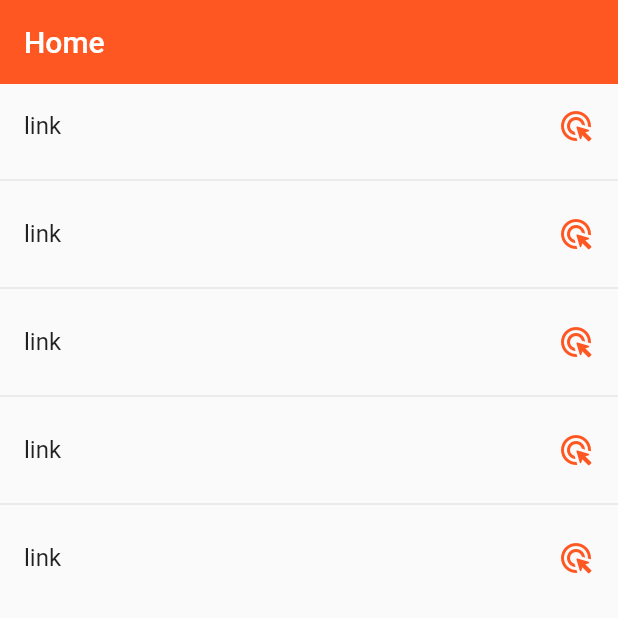
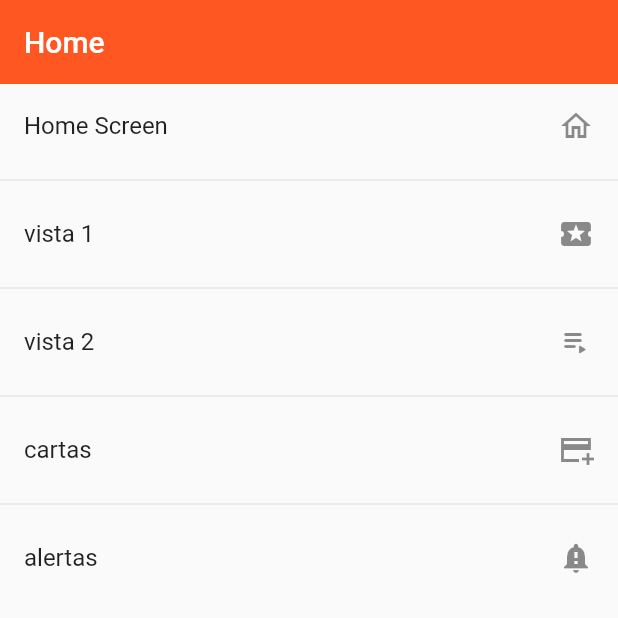
Before and after one commit to BrandoAngulo/Flutter, a Flutter app: the screen it shows after launch, on a phone screen of 412 x 824 dp, the top half of it. Run offline on Flutter 3.47's test engine with Material 2 defaults, Android fonts, the phone set to English and light mode, and no system bars.

Commit message:
se realizo performance del menu y en el appRoutes se realizo un list que seteaba el name la ruta el icono y la pantalla a mostrar, tambien se puso el tema global para las propiedades

```diff
--- a/project_app_1/lib/main.dart
+++ b/project_app_1/lib/main.dart
@@ -14,8 +14,20 @@ class MyApp extends StatelessWidget {
         //se independiza initialRoute a app_routes
         initialRoute: AppRoutes.initialRoute,
         //se independiza routes a app_routes
-        routes: AppRoutes.routes,
+        routes: AppRoutes.getAppRoutes(),
         //se llama el ongenerate de app_routes que se independizo
-        onGenerateRoute: AppRoutes.onGenerateRote);
+        onGenerateRoute: AppRoutes.onGenerateRote,
+        //tema global o color global
+        theme: ThemeData.light().copyWith(
+          //color primario
+          primaryColor: Colors.deepOrange,
+
+          //tema del appBar
+          appBarTheme:
+          const AppBarTheme(
+            color: Colors.deepOrange,
+            elevation: 0),
+        ),
+      );
   }
 }
--- a/project_app_1/lib/models/menu_option.dart
+++ b/project_app_1/lib/models/menu_option.dart
@@ -10,7 +10,8 @@ class MenuOption {
 
   MenuOption(
       //Se pone required y entre {} para darle la flexibilidad al usuario que ponga cualquier campo
-      {required this.route,
+      {
+      required this.route,
       required this.icon,
       required this.name,
       required this.screen});
--- a/project_app_1/lib/router/app_routes.dart
+++ b/project_app_1/lib/router/app_routes.dart
@@ -3,42 +3,34 @@ import 'package:project_app_1/models/menu_option.dart';
 import 'package:project_app_1/screens/screens.dart';
 
 class AppRoutes {
+  static const initialRoute = 'home';
+
   static final menuOption = <MenuOption>[
-    MenuOption(
-        route: 'home',
-        icon: Icons.home_outlined,
-        name: 'Home Screen',
-        screen: const HomeScreen()),
-    MenuOption(
-        route: 'listView1',
-        icon: Icons.local_play,
-        name: 'vista 1',
-        screen: const ListView1Screen()),
-    MenuOption(
-        route: 'listView12',
-        icon: Icons.playlist_play_rounded,
-        name: 'vista 2',
-        screen: const ListView2Screen()),
-    MenuOption(
-        route: 'cards',
-        icon: Icons.home_outlined,
-        name: 'Home Screen',
-        screen: const CardScreen()),
-    MenuOption(
-        route: 'alerts',
-        icon: Icons.home_outlined,
-        name: 'Home Screen',
-        screen: const AlertScreen()),
+    MenuOption(route: 'home',icon: Icons.home_outlined,name: 'Home Screen',screen: const HomeScreen()),
+    MenuOption(route: 'listView1',icon: Icons.local_play,name: 'vista 1',screen: const ListView1Screen()),
+    MenuOption(route: 'listView2',icon: Icons.playlist_play_rounded,name: 'vista 2',screen: const ListView2Screen()),
+    MenuOption(route: 'cards',icon: Icons.add_card_sharp,name: 'cartas',screen: const CardScreen()),
+    MenuOption(route: 'alerts',icon: Icons.notification_important,name: 'alertas',screen: const AlertScreen()),
   ];
 
-  static const initialRoute = 'home';
+  static Map<String, Widget Function(BuildContext)> getAppRoutes() {
+    Map<String, Widget Function(BuildContext)> appRoutes = {};
+
+    for (final option in menuOption) {
+      appRoutes.addAll({option.route: (BuildContext context) => option.screen});
+    }
+
+    return appRoutes;
+  }
+
+/*
   static Map<String, Widget Function(BuildContext)> routes = {
     'home': (BuildContext context) => const HomeScreen(),
     'listView1': (BuildContext context) => const ListView1Screen(),
     'listView2': (BuildContext context) => const ListView2Screen(),
     'cards': (BuildContext context) => const CardScreen(),
     'alerts': (BuildContext context) => const AlertScreen(),
-  };
+  }; */
 
 //la funcion ongenerate nos pone una ruta opcional cuando no existe dicha ruta
   static Route<dynamic> onGenerateRote(RouteSettings settings) {
--- a/project_app_1/lib/screens/home.dart
+++ b/project_app_1/lib/screens/home.dart
@@ -1,28 +1,25 @@
 import 'package:flutter/material.dart';
+import 'package:project_app_1/router/app_routes.dart';
 
 class HomeScreen extends StatelessWidget {
   const HomeScreen({Key? key}) : super(key: key);
 
   @override
   Widget build(BuildContext context) {
+    final menuRoutes = AppRoutes.menuOption;
     return Scaffold(
       appBar: AppBar(
         title: const Text('Home'),
-        elevation: 0,
-        backgroundColor: Colors.deepOrange,
       ),
       body: ListView.separated(
-        itemCount: 5,
+        itemCount: menuRoutes.length,
         separatorBuilder: (_, __) => const Divider(),
         itemBuilder: (context, index) => ListTile(
-          title: const Text('link'),
-          trailing: const Icon(
-            Icons.ads_click_rounded,
-            color: Colors.deepOrange,
-          ),
+          title: Text(menuRoutes[index].name),
+          trailing: Icon(menuRoutes[index].icon,),
           onTap: () {
             //para navegar a la otra vista es el context y el nombre de la ruta que asignamos en el main
-            Navigator.pushNamed(context, 'listView2');
+            Navigator.pushNamed(context, menuRoutes[index].route);
           },
         ),
       ),
--- a/project_app_1/lib/screens/listview1_screen.dart
+++ b/project_app_1/lib/screens/listview1_screen.dart
@@ -9,7 +9,6 @@ class ListView1Screen extends StatelessWidget {
     return Scaffold(
         appBar: AppBar(
           title: const Text('ListView Tipo 1'),
-          elevation: 10,
         ),
         body: ListView(
           children: [
@@ -18,7 +17,7 @@ class ListView1Screen extends StatelessWidget {
                 .map((game) => ListTile(
                       title: Text(game),
                       trailing: const Icon(
-                          Icons.arrow_circle_right_sharp), //agrega un icono
+                          Icons.arrow_circle_right_outlined), //agrega un icono
                     ))
                 .toList(), //convierte a una lista de string
           ],
--- a/project_app_1/lib/screens/listview2_screen.dart
+++ b/project_app_1/lib/screens/listview2_screen.dart
@@ -3,15 +3,12 @@ import 'package:flutter/material.dart';
 class ListView2Screen extends StatelessWidget {
   const ListView2Screen({Key? key}) : super(key: key);
   final options = const ['Zelda', 'Super Smash Bros', 'Bond 007'];
-  static const color = Colors.deepOrange;
 
   @override
   Widget build(BuildContext context) {
     return Scaffold(
         appBar: AppBar(
           title: const Text('ListView Tipo 2'),
-          elevation: 0,
-          backgroundColor: color,
         ),
         body: ListView.separated(
           itemCount: options.length, //tamaño del array
@@ -20,7 +17,6 @@ class ListView2Screen extends StatelessWidget {
               title: Text(options[index]),
               trailing: const Icon(
                 Icons.arrow_circle_right_outlined,
-                color: color,
               ),
               onTap: () {
                 /* final game = options[index];
```
